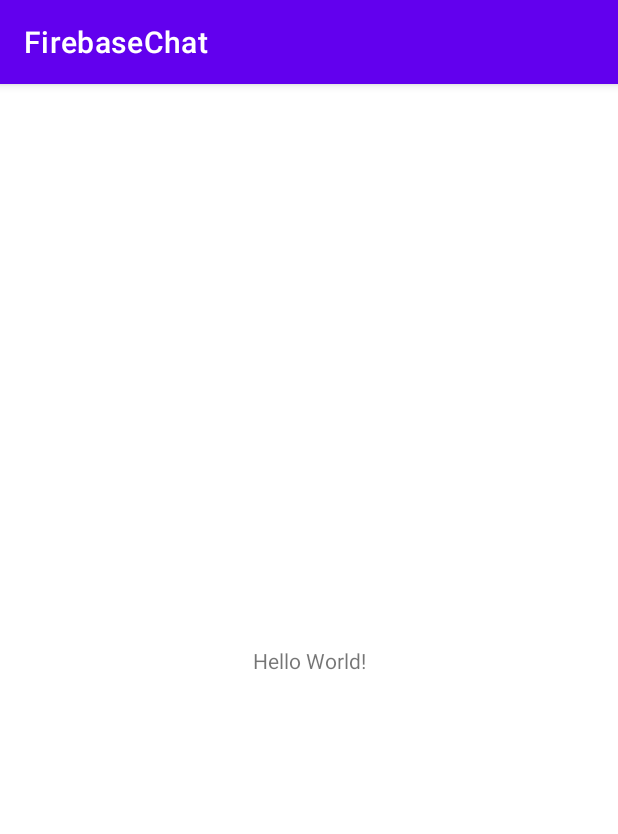
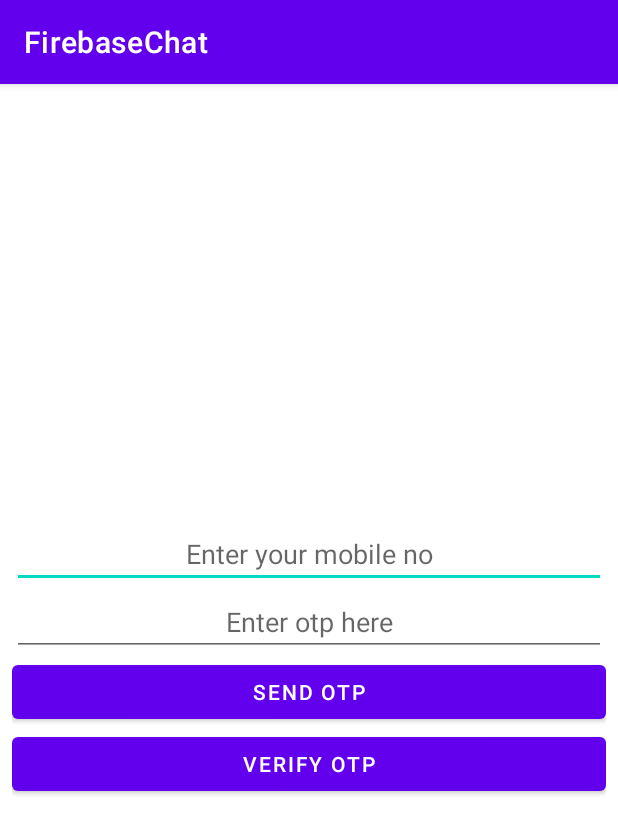
Before and after one commit to vetkolisanket/firebase-chat, an Android app: the screen it shows after launch (MainActivity before the commit, LoginActivity after it), on a phone screen of 412 x 824 dp. Shown: the top 834 px of the screen. Run offline under Robolectric (Android 15) with nearby library versions, the phone set to English and light mode, and no system bars.

Commit message:
001: Added layout for login activity

```diff
--- a/app/src/main/AndroidManifest.xml
+++ b/app/src/main/AndroidManifest.xml
@@ -9,7 +9,7 @@
         android:roundIcon="@mipmap/ic_launcher_round"
         android:supportsRtl="true"
         android:theme="@style/Theme.FirebaseChat">
-        <activity android:name=".MainActivity">
+        <activity android:name=".LoginActivity">
             <intent-filter>
                 <action android:name="android.intent.action.MAIN" />
 
--- a/app/src/main/java/com/sanket/firebasechat/MainActivity.kt
+++ b/app/src/main/java/com/sanket/firebasechat/LoginActivity.kt
@@ -3,7 +3,7 @@ package com.sanket.firebasechat
 import androidx.appcompat.app.AppCompatActivity
 import android.os.Bundle
 
-class MainActivity : AppCompatActivity() {
+class LoginActivity : AppCompatActivity() {
     override fun onCreate(savedInstanceState: Bundle?) {
         super.onCreate(savedInstanceState)
         setContentView(R.layout.activity_main)
--- a/app/src/main/res/layout/activity_main.xml
+++ b/app/src/main/res/layout/activity_main.xml
@@ -4,15 +4,56 @@
     xmlns:tools="http://schemas.android.com/tools"
     android:layout_width="match_parent"
     android:layout_height="match_parent"
-    tools:context=".MainActivity">
+    tools:context=".LoginActivity"
+    android:padding="8dp">
 
-    <TextView
-        android:layout_width="wrap_content"
+    <EditText
+        android:id="@+id/etPhoneNo"
+        android:layout_width="0dp"
         android:layout_height="wrap_content"
-        android:text="Hello World!"
+        android:gravity="center"
+        android:hint="@string/enter_your_mobile_no"
+        android:inputType="phone"
+        app:layout_constraintBottom_toTopOf="@+id/etOtp"
+        app:layout_constraintEnd_toEndOf="parent"
+        app:layout_constraintHorizontal_bias="0.5"
+        app:layout_constraintStart_toStartOf="parent"
+        app:layout_constraintTop_toTopOf="parent"
+        app:layout_constraintVertical_chainStyle="packed" />
+
+    <EditText
+        android:id="@+id/etOtp"
+        android:layout_width="0dp"
+        android:layout_height="wrap_content"
+        android:gravity="center"
+        android:hint="@string/enter_otp_here"
+        android:inputType="phone"
+        app:layout_constraintBottom_toTopOf="@+id/btnSendOtp"
+        app:layout_constraintEnd_toEndOf="parent"
+        app:layout_constraintHorizontal_bias="0.5"
+        app:layout_constraintStart_toStartOf="parent"
+        app:layout_constraintTop_toBottomOf="@+id/etPhoneNo" />
+
+    <Button
+        android:id="@+id/btnSendOtp"
+        android:layout_width="0dp"
+        android:layout_height="wrap_content"
+        android:text="@string/send_otp"
+        app:layout_constraintBottom_toTopOf="@+id/btnVerifyOtp"
+        app:layout_constraintEnd_toEndOf="parent"
+        app:layout_constraintHorizontal_bias="0.5"
+        app:layout_constraintStart_toStartOf="parent"
+        app:layout_constraintTop_toBottomOf="@+id/etOtp" />
+
+    <Button
+        android:id="@+id/btnVerifyOtp"
+        android:layout_width="0dp"
+        android:layout_height="wrap_content"
+        android:text="@string/verify_otp"
         app:layout_constraintBottom_toBottomOf="parent"
-        app:layout_constraintLeft_toLeftOf="parent"
-        app:layout_constraintRight_toRightOf="parent"
-        app:layout_constraintTop_toTopOf="parent" />
+        app:layout_constraintEnd_toEndOf="parent"
+        app:layout_constraintHorizontal_bias="0.5"
+        app:layout_constraintStart_toStartOf="parent"
+        app:layout_constraintTop_toBottomOf="@+id/btnSendOtp" />
 
 </androidx.constraintlayout.widget.ConstraintLayout>
--- a/app/src/main/res/values/strings.xml
+++ b/app/src/main/res/values/strings.xml
@@ -1,3 +1,7 @@
 <resources>
     <string name="app_name">FirebaseChat</string>
+    <string name="enter_your_mobile_no">Enter your mobile no</string>
+    <string name="enter_otp_here">Enter otp here</string>
+    <string name="send_otp">Send otp</string>
+    <string name="verify_otp">Verify OTP</string>
 </resources>
```
